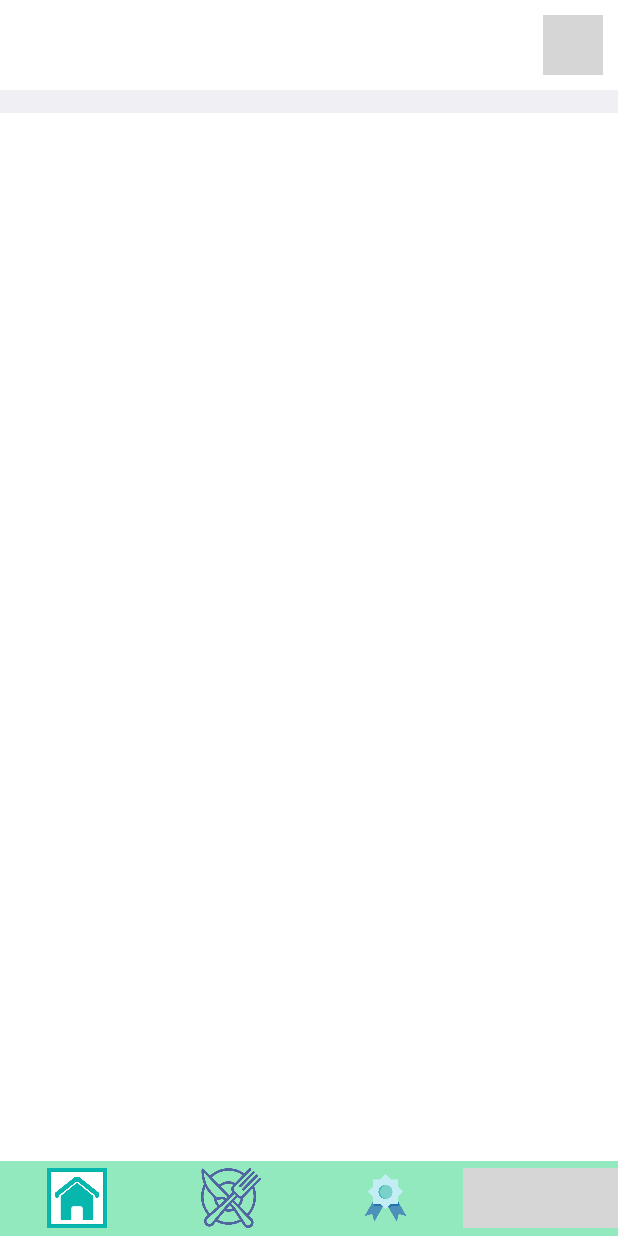
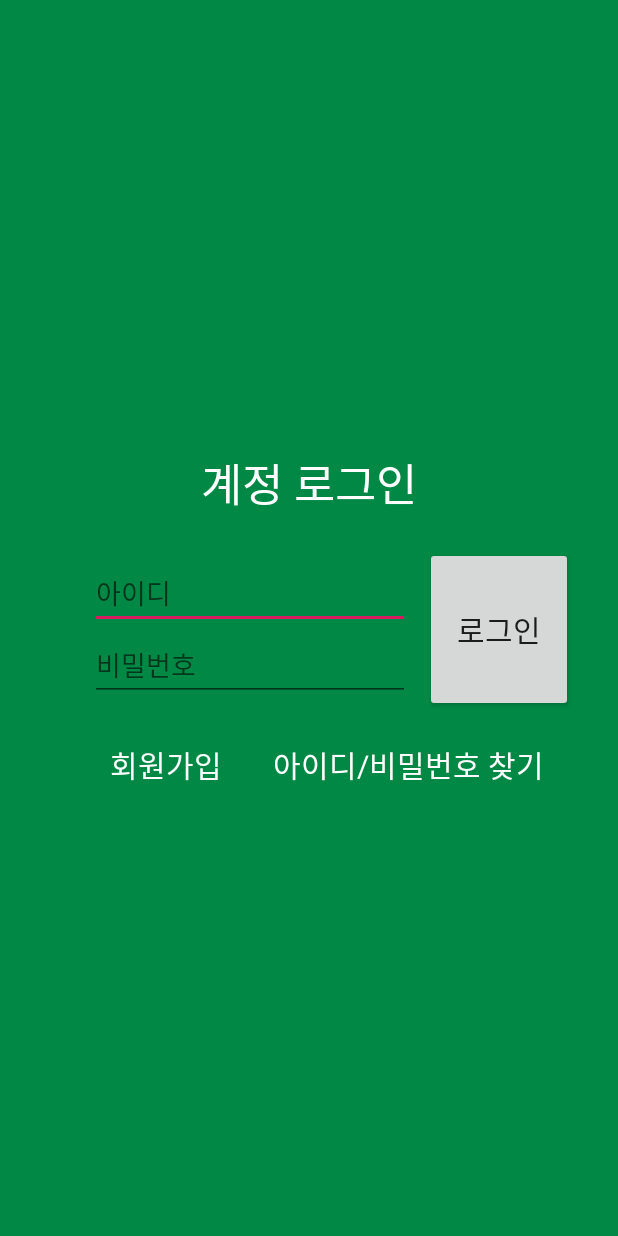
Before and after one commit to rotmdwo/ReviewApp, an Android app: the screen it shows after launch (HomeActivity before the commit, LoginActivity after it), on a phone screen of 412 x 824 dp. Run offline under Robolectric (Android 15) with nearby library versions, the phone set to English and light mode, and no system bars; our stand-ins replace Firebase (no records; nobody signed in at launch, a user with empty details on screens opened directly); grey boxes are pictures that could not be loaded.

```diff
--- a/app/build.gradle
+++ b/app/build.gradle
@@ -29,6 +29,9 @@ dependencies {
     implementation 'androidx.appcompat:appcompat:1.0.2'
     implementation 'androidx.constraintlayout:constraintlayout:1.1.3'
     implementation 'androidx.legacy:legacy-support-v4:1.0.0'
+    implementation 'com.google.android.material:material:1.0.0'
+    implementation 'androidx.annotation:annotation:1.0.2'
+    implementation 'androidx.lifecycle:lifecycle-extensions:2.0.0'
     testImplementation 'junit:junit:4.12'
     androidTestImplementation 'androidx.test.ext:junit:1.1.0'
     androidTestImplementation 'androidx.test.espresso:espresso-core:3.1.1'
--- /dev/null
+++ b/app/src/main/java/org/techtown/reviewapp/Login_SignUp/LoginActivity.java
@@ -0,0 +1,118 @@
+package org.techtown.reviewapp.Login_SignUp;
+
+import androidx.annotation.NonNull;
+import androidx.appcompat.app.AppCompatActivity;
+
+import android.app.Activity;
+import android.content.Intent;
+import android.content.SharedPreferences;
+import android.os.Bundle;
+import android.util.Log;
+import android.view.View;
+import android.widget.Button;
+import android.widget.EditText;
+import android.widget.TextView;
+import android.widget.Toast;
+
+import com.google.firebase.database.DataSnapshot;
+import com.google.firebase.database.DatabaseError;
+import com.google.firebase.database.DatabaseReference;
+import com.google.firebase.database.FirebaseDatabase;
+import com.google.firebase.database.ValueEventListener;
+
+import org.techtown.reviewapp.R;
+import org.techtown.reviewapp.home.HomeActivity;
+
+import java.util.Map;
+
+public class LoginActivity extends AppCompatActivity {
+    TextView textView,textView2;
+    EditText editText, editText2;
+    private DatabaseReference reference = FirebaseDatabase.getInstance().getReference().child("SKKU");
+    String id,password,userNum,nickname;
+    Boolean isLoginChecked = false;
+
+    @Override
+    protected void onCreate(Bundle savedInstanceState) {
+        super.onCreate(savedInstanceState);
+        setContentView(R.layout.activity_login);
+
+        textView = findViewById(R.id.textView);
+        textView.setOnClickListener(new View.OnClickListener(){
+            @Override
+            public void onClick(View v){
+                Intent intent = new Intent(getApplicationContext(), SignUpActivity.class);
+                intent.addFlags(Intent.FLAG_ACTIVITY_CLEAR_TOP);
+                startActivity(intent);
+            }
+        });
+        editText = findViewById(R.id.editText);
+        editText2 = findViewById(R.id.editText2);
+
+        Button button = findViewById(R.id.button);
+        button.setOnClickListener(new View.OnClickListener() {
+            @Override
+            public void onClick(View v) {
+                id = editText.getText().toString();
+                password = editText2.getText().toString();
+                if(id.equals("") || password.equals("")){
+                    Toast.makeText(getApplicationContext(),"아이디와 비밀번호를 모두 입력해주세요",Toast.LENGTH_LONG).show();
+                }else{
+                    reference.addListenerForSingleValueEvent(dataListener);
+                }
+            }
+        });
+    }
+
+    ValueEventListener dataListener = new ValueEventListener() {
+        @Override
+        public void onDataChange(@NonNull DataSnapshot dataSnapshot) {
+            Map<String, Object> message_SKKU = (Map<String, Object>) dataSnapshot.getValue();
+            Map<String, Object> message_user = (Map<String, Object>) message_SKKU.get("user");
+            int user_num = Integer.parseInt(message_user.get("num").toString());
+
+            for(int i=1;i<=user_num;i++){
+                Map<String, Object> message_i = (Map<String, Object>) message_user.get(Integer.toString(i));
+                String temp_id = (String)message_i.get("id");
+                String temp_pw = (String)message_i.get("password");
+
+                if(temp_id.equals(id) && temp_pw.equals(password)) {
+                    //유저 고유 번호 확인
+                    userNum = Integer.toString(i);
+
+                    //아이디, 비밀번호 확인됨
+                    isLoginChecked = true;
+
+                    nickname = (String) message_i.get("nickname");
+                    break;
+                }
+
+
+            }
+
+            if(isLoginChecked){
+                saveState(id, userNum,nickname);  //로그인 성공, 로그인 된 아이디 저장
+                Intent intent = new Intent(getApplicationContext(), HomeActivity.class);
+                intent.addFlags(Intent.FLAG_ACTIVITY_CLEAR_TOP);
+                startActivity(intent);
+                finish();
+            } else{
+                Toast.makeText(getApplicationContext(),"아이디 또는 비밀번호가 틀렸습니다.",Toast.LENGTH_LONG).show();
+            }
+        }
+
+        @Override
+        public void onCancelled(@NonNull DatabaseError databaseError) {
+
+        }
+    };
+
+    public void saveState(String id, String user_num,String nickname){
+        SharedPreferences pref = getSharedPreferences("pref", Activity.MODE_PRIVATE);
+        SharedPreferences.Editor editor = pref.edit();
+        editor.putString("id",id);
+        editor.putString("user_num", user_num);
+        editor.putString("nickname",nickname);
+        editor.commit();
+    }
+}
--- a/app/src/main/java/org/techtown/reviewapp/MainActivity.java
+++ b/app/src/main/java/org/techtown/reviewapp/MainActivity.java
@@ -8,6 +8,7 @@ import android.util.Log;
 
 import androidx.appcompat.app.AppCompatActivity;
 
+import org.techtown.reviewapp.Login_SignUp.LoginActivity;
 import org.techtown.reviewapp.home.HomeActivity;
 
 public class MainActivity extends AppCompatActivity {
@@ -17,16 +18,24 @@ public class MainActivity extends AppCompatActivity {
         super.onCreate(savedInstanceState);
         setContentView(R.layout.activity_main);
 
-        saveState("rotmdwo",1);
-        Intent intent = new Intent(getApplicationContext(),HomeActivity.class);
-        startActivity(intent);
+        if(!restoreState().equals("")){ //로그인 된 아이디가 있으면
+            Intent intent = new Intent(getApplicationContext(), HomeActivity.class);
+            //intent.addFlags(Intent.FLAG_ACTIVITY_NO_HISTORY|Intent.FLAG_ACTIVITY_SINGLE_TOP|Intent.FLAG_ACTIVITY_CLEAR_TOP);
+            startActivity(intent);
+        } else{  //로그인 된 아이디가 없으면
+            Intent intent = new Intent(getApplicationContext(), LoginActivity.class);
+            //intent.addFlags(Intent.FLAG_ACTIVITY_NO_HISTORY | Intent.FLAG_ACTIVITY_CLEAR_TOP);
+            startActivity(intent);
+        }
+        finish();
     }
 
-    public void saveState(String id, int user_num){
+    public String restoreState(){  //로그인 된 아이디 복원
         SharedPreferences pref = getSharedPreferences("pref", Activity.MODE_PRIVATE);
-        SharedPreferences.Editor editor = pref.edit();
-        editor.putString("id",id);
-        editor.putInt("user_num", user_num);
-        editor.commit();
+        if((pref!=null)&&(pref.contains("id"))){
+            String id = pref.getString("id","");
+            return id;
+        }
+        else return "";
     }
 }
--- a/app/src/main/java/org/techtown/reviewapp/home/HomeFragment.java
+++ b/app/src/main/java/org/techtown/reviewapp/home/HomeFragment.java
@@ -7,6 +7,7 @@ import android.util.Log;
 import android.view.LayoutInflater;
 import android.view.View;
 import android.view.ViewGroup;
+import android.widget.FrameLayout;
 import android.widget.ImageButton;
 
 import androidx.annotation.NonNull;
--- /dev/null
+++ b/app/src/main/res/layout/activity_login.xml
@@ -0,0 +1,98 @@
+<?xml version="1.0" encoding="utf-8"?>
+<LinearLayout xmlns:android="http://schemas.android.com/apk/res/android"
+    xmlns:app="http://schemas.android.com/apk/res-auto"
+    xmlns:tools="http://schemas.android.com/tools"
+    android:layout_width="match_parent"
+    android:layout_height="match_parent"
+    android:layout_centerVertical="false"
+    android:background="#008844"
+    android:gravity="center"
+    android:orientation="vertical"
+    tools:context=".login.Login">
+
+    <TextView
+        android:id="@+id/textView4"
+        android:layout_width="match_parent"
+        android:layout_height="wrap_content"
+        android:layout_marginBottom="20dp"
+        android:gravity="center"
+        android:text="계정 로그인"
+        android:textColor="#FFFFFF"
+        android:textSize="30sp" />
+
+    <LinearLayout
+        android:layout_width="match_parent"
+        android:layout_height="wrap_content"
+        android:gravity="center"
+        android:orientation="horizontal">
+
+        <LinearLayout
+            android:layout_width="wrap_content"
+            android:layout_height="wrap_content"
+            android:layout_marginLeft="60dp"
+            android:layout_marginRight="10dp"
+            android:orientation="vertical">
+
+            <EditText
+                android:id="@+id/editText"
+                android:layout_width="wrap_content"
+                android:layout_height="wrap_content"
+
+                android:ems="10"
+                android:hint="아이디"
+                android:inputType="textPersonName"
+                android:textColor="#FFFFFFFF" />
+
+            <EditText
+                android:id="@+id/editText2"
+                android:layout_width="wrap_content"
+                android:layout_height="wrap_content"
+                android:ems="10"
+                android:hint="비밀번호"
+                android:inputType="textPassword"
+                android:textColor="#FFFFFFFF" />
+
+        </LinearLayout>
+
+        <Button
+            android:id="@+id/button"
+            android:layout_width="match_parent"
+            android:layout_height="110dp"
+            android:layout_marginRight="30dp"
+            android:text="로그인"
+            android:textSize="20dp" />
+
+    </LinearLayout>
+
+    <LinearLayout
+        android:layout_width="match_parent"
+        android:layout_height="wrap_content"
+        android:layout_marginTop="20dp"
+        android:gravity="center"
+        android:orientation="horizontal">
+
+        <TextView
+            android:id="@+id/textView"
+            android:layout_width="wrap_content"
+            android:layout_height="wrap_content"
+            android:layout_marginLeft="50dp"
+            android:layout_weight="5"
+            android:gravity="center"
+            android:text="회원가입"
+            android:textColor="#FFFFFFFF"
+            android:textSize="20dp" />
+
+        <TextView
+            android:id="@+id/textView2"
+            android:layout_width="wrap_content"
+            android:layout_height="wrap_content"
+            android:layout_marginRight="40dp"
+            android:layout_weight="2"
+            android:gravity="center"
+            android:text="아이디/비밀번호 찾기"
+            android:textColor="#FFFFFFFF"
+            android:textSize="20dp" />
+
+    </LinearLayout>
+
+</LinearLayout>
--- a/app/src/main/res/layout/restaurant_item.xml
+++ b/app/src/main/res/layout/restaurant_item.xml
@@ -3,7 +3,8 @@
     xmlns:app="http://schemas.android.com/apk/res-auto"
     android:layout_width="match_parent"
     android:layout_height="wrap_content"
-    android:orientation="vertical">
+    android:orientation="vertical"
+    android:visibility="invisible">
 
     <androidx.cardview.widget.CardView
         android:layout_width="match_parent"
--- /dev/null
+++ b/app/src/main/res/values/dimens.xml
@@ -0,0 +1,5 @@
+<resources>
+    <!-- Default screen margins, per the Android Design guidelines. -->
+    <dimen name="activity_horizontal_margin">16dp</dimen>
+    <dimen name="activity_vertical_margin">16dp</dimen>
+</resources>
```
Also changed, not shown: app/src/main/AndroidManifest.xml (+6 -2 lines), app/src/main/java/org/techtown/reviewapp/Login_SignUp/SignUpActivity.java (added, +260 -0 lines), app/src/main/java/org/techtown/reviewapp/Restaurants/RestaurantAdapter.java (+12 -10 lines), app/src/main/java/org/techtown/reviewapp/Restaurants/RestaurantListActivity.java (+8 -1 lines), app/src/main/res/layout/activity_restaurant_list.xml (+13 -0 lines), app/src/main/res/layout/activity_sign_up.xml (added, +82 -0 lines), app/src/main/res/layout/fragment_restaurant.xml (+18 -18 lines), app/src/main/res/values/strings.xml (+9 -0 lines), app/src/main/res/drawable/buffet2.png (added), app/src/main/res/drawable/honbap2.png (added), 1 other file.
